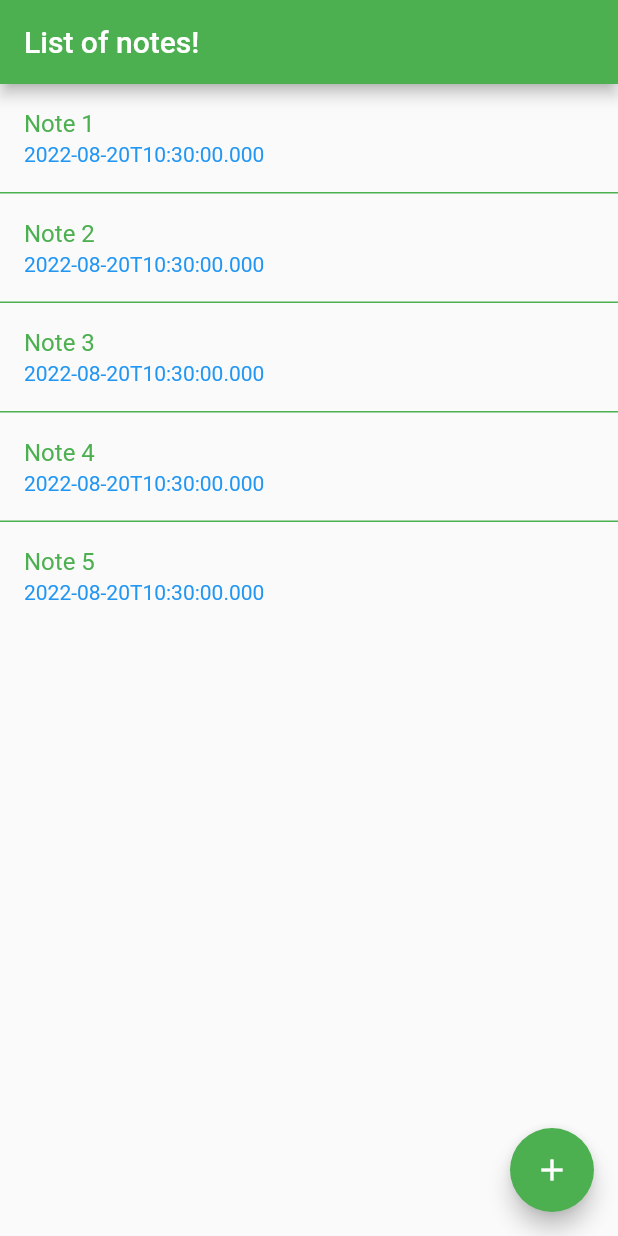
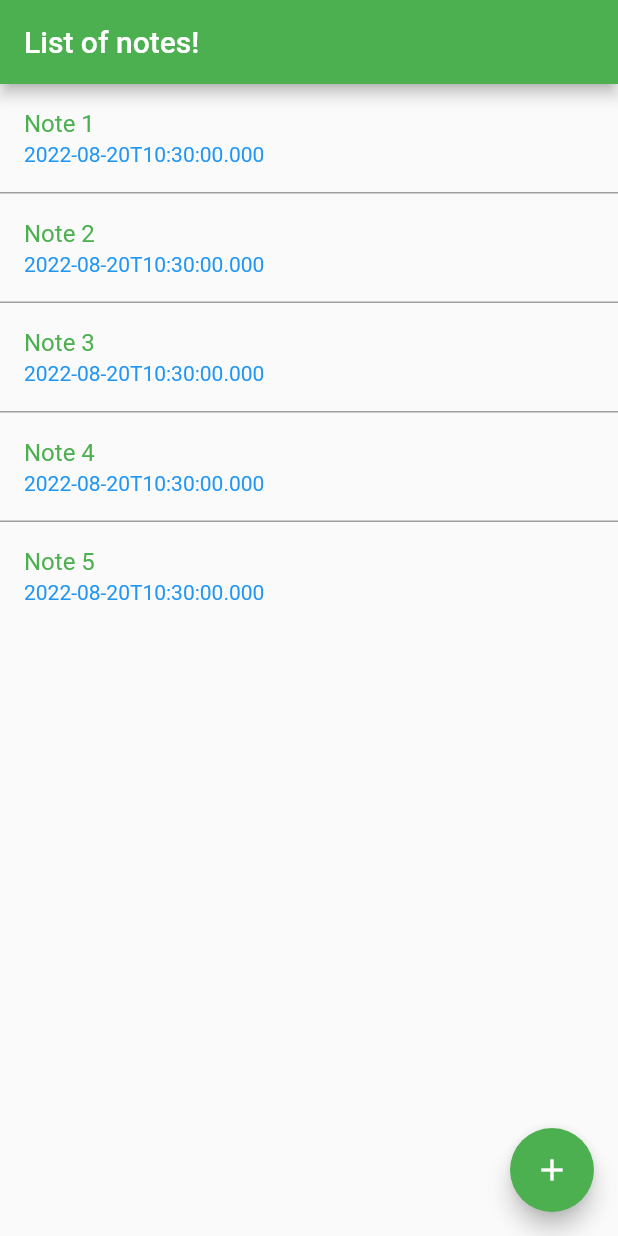
Before and after one commit to Tolulope05/modern_note_app, a Flutter app: the screen it shows after launch, on a phone screen of 412 x 824 dp. Run offline on Flutter 3.47's test engine with Material 2 defaults, Android fonts, the phone set to English and light mode, and no system bars.

Commit message:
extra fix

```diff
--- a/lib/const/colors.dart
+++ b/lib/const/colors.dart
@@ -3,3 +3,4 @@ import 'package:flutter/material.dart';
 Color secondaryColor = Colors.blue;
 MaterialColor primaryColor = Colors.green;
 Color greyColor = Colors.grey;
+Color dismissibleBg = Colors.red.withOpacity(.5);
--- a/lib/screens/note_list.dart
+++ b/lib/screens/note_list.dart
@@ -1,4 +1,5 @@
 import 'package:flutter/material.dart';
+import 'package:note_app/const/colors.dart';
 import 'package:note_app/models/note_for_listing.dart';
 import 'package:note_app/widgets/note_delete_dialogue.dart';
 import 'package:note_app/screens/note_modify.dart';
@@ -76,9 +77,21 @@ class NoteList extends StatelessWidget {
             direction: DismissDirection.startToEnd,
             onDismissed: (direction) {},
             confirmDismiss: (direction) async {
-              await showDialog(
-                  context: context, builder: (_) => NoteDeleteDialogue());
+              final result = await showDialog(
+                context: context,
+                builder: (_) => const NoteDeleteDialogue(),
+              );
+              print(result);
+              return result;
             },
+            background: Container(
+              color: dismissibleBg,
+              padding: const EdgeInsets.only(left: 18),
+              child: const Align(
+                alignment: Alignment.centerLeft,
+                child: Icon(Icons.delete),
+              ),
+            ),
             child: ListTile(
               onTap: () {
                 Navigator.of(context).push(
@@ -102,7 +115,7 @@ class NoteList extends StatelessWidget {
         }),
         separatorBuilder: (_, __) => Container(
           height: 1,
-          color: Colors.green,
+          color: greyColor,
         ),
         itemCount: 5,
       ),
--- a/lib/widgets/note_delete_dialogue.dart
+++ b/lib/widgets/note_delete_dialogue.dart
@@ -11,12 +11,12 @@ class NoteDeleteDialogue extends StatelessWidget {
       actions: [
         TextButton(
             onPressed: () {
-              Navigator.of(context).pop();
+              Navigator.of(context).pop(false);
             },
             child: const Text("Cancel")),
         TextButton(
             onPressed: () {
-              Navigator.of(context).pop();
+              Navigator.of(context).pop(true);
             },
             child: const Text("Confirm"))
       ],
```
